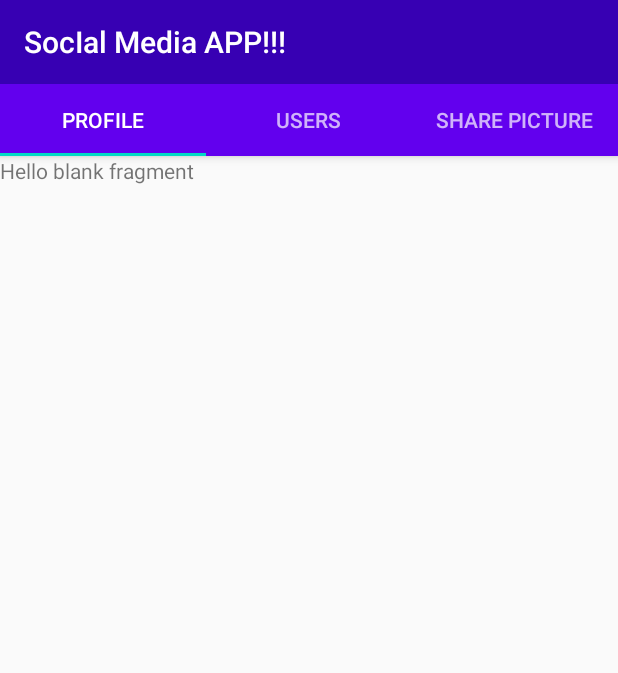
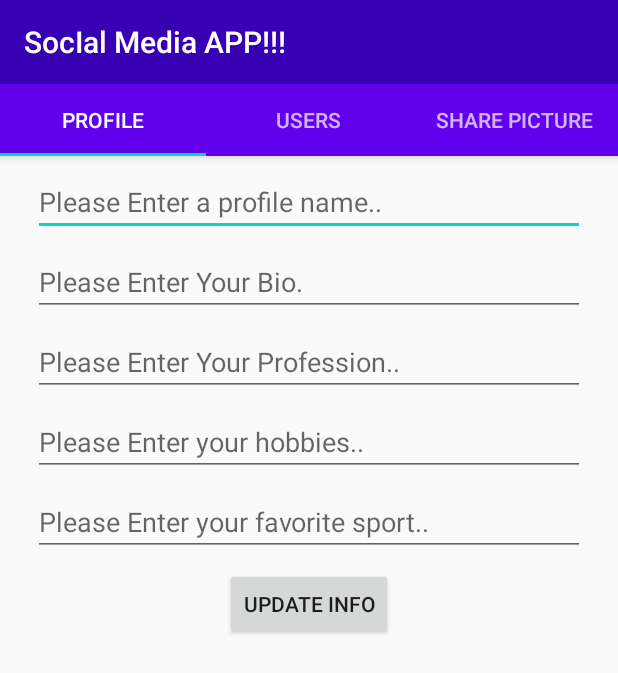
Before and after one commit to HAREEN123/NEWINSTAGRAM, an Android app: the ProfileTab screen opened directly, with no data from a screen before it, on a phone screen of 412 x 824 dp. Shown: the top 673 px of the screen. Run offline under Robolectric (Android 15) with nearby library versions, the phone set to English and light mode, and no system bars; libraries missing offline, so code that uses them is left out: com.parse, com.shashank.sony; 9 statements that could not run were skipped.

Commit message:
Implemented the user tab

```diff
--- a/app/src/main/AndroidManifest.xml
+++ b/app/src/main/AndroidManifest.xml
@@ -1,6 +1,9 @@
 <?xml version="1.0" encoding="utf-8"?>
 <manifest xmlns:android="http://schemas.android.com/apk/res/android"
     package="com.example.aq_instagramclone2">
+
+    <uses-permission android:name="android.permission.INTERNET"/>
+    <uses-permission android:name="android.permission.READ_EXTERNAL_STORAGE"/>
 
     <application
         android:name=".App"
@@ -11,7 +14,7 @@
         android:supportsRtl="true"
         android:theme="@style/AppTheme">
         <activity android:name=".SocialMediaActivity"
-            android:theme="@style/AppTheme.NoActionBar"></activity>
+            android:theme="@style/AppTheme.NoActionBar"/>
         <activity android:name=".LoginActivity"/>
         <activity android:name=".MainActivity">
             <intent-filter>
--- a/app/src/main/java/com/example/aq_instagramclone2/ProfileTab.java
+++ b/app/src/main/java/com/example/aq_instagramclone2/ProfileTab.java
@@ -1,64 +1,111 @@
 package com.example.aq_instagramclone2;
 
 import android.os.Bundle;
+import android.view.LayoutInflater;
+import android.view.View;
+import android.view.ViewGroup;
+import android.widget.Button;
+import android.widget.EditText;
 
 import androidx.fragment.app.Fragment;
 
-import android.view.LayoutInflater;
-import android.view.View;
-import android.view.ViewGroup;
+import com.parse.ParseException;
+import com.parse.ParseUser;
+import com.parse.SaveCallback;
+import com.shashank.sony.fancytoastlib.FancyToast;
+// in here, we need to update the user info, when he is tapping the update info.
+// and also when the user enter in to the app that information should be dragged from the server.
 
-/**
- * A simple {@link Fragment} subclass.
- * Use the {@link ProfileTab#newInstance} factory method to
- * create an instance of this fragment.
- */
 public class ProfileTab extends Fragment {
 
-    // TODO: Rename parameter arguments, choose names that match
-    // the fragment initialization parameters, e.g. ARG_ITEM_NUMBER
-    private static final String ARG_PARAM1 = "param1";
-    private static final String ARG_PARAM2 = "param2";
+    private EditText edtProfileName,edtProfileBio,edtProfileProfession,edtProfileHobbies,edtProfileFavSport;
+    private Button btnUpdateInfo;
 
-    // TODO: Rename and change types of parameters
-    private String mParam1;
-    private String mParam2;
-
-    public ProfileTab() {
+    public ProfileTab() { // because we are inheriting from the fragments.
         // Required empty public constructor
     }
 
-    /**
-     * Use this factory method to create a new instance of
-     * this fragment using the provided parameters.
-     *
-     * @param param1 Parameter 1.
-     * @param param2 Parameter 2.
-     * @return A new instance of fragment ProfileTab.
-     */
-    // TODO: Rename and change types and number of parameters
-    public static ProfileTab newInstance(String param1, String param2) {
-        ProfileTab fragment = new ProfileTab();
-        Bundle args = new Bundle();
-        args.putString(ARG_PARAM1, param1);
-        args.putString(ARG_PARAM2, param2);
-        fragment.setArguments(args);
-        return fragment;
-    }
-
     @Override
-    public void onCreate(Bundle savedInstanceState) {
-        super.onCreate(savedInstanceState);
-        if (getArguments() != null) {
-            mParam1 = getArguments().getString(ARG_PARAM1);
-            mParam2 = getArguments().getString(ARG_PARAM2);
-        }
-    }
-
-    @Override
-    public View onCreateView(LayoutInflater inflater, ViewGroup container,
+    public View onCreateView(LayoutInflater inflater, ViewGroup container, // container is the activity.// this must return something finally.
                              Bundle savedInstanceState) {
         // Inflate the layout for this fragment
-        return inflater.inflate(R.layout.fragment_profile_tab, container, false);
+       View view = inflater.inflate(R.layout.fragment_profile_tab, container, false);  // this is similar to the set content method.
+
+        edtProfileName = view.findViewById(R.id.edtProfileName); // in here you sll put the view to initialize.
+        // you must know the difference between the activity and the fragment.
+        edtProfileProfession = view.findViewById(R.id.edtProfileProfession);
+        edtProfileBio = view.findViewById(R.id.edtProfileBio);
+        edtProfileHobbies = view.findViewById(R.id.edtProfileHobbies);
+        edtProfileFavSport = view.findViewById(R.id.edtProfileFavoriteSport);
+
+        btnUpdateInfo = view.findViewById(R.id.btnUpdateInfo);
+
+        final ParseUser parseUser = ParseUser.getCurrentUser(); // now we have a reference to the current user.
+
+        if(parseUser.get("profileName") == null){
+            edtProfileName.setText("");
+        }else{
+            edtProfileName.setText(parseUser.get("profileName").toString());// to string as there is no null
+        }// Think about. what happens when there are nun values. that is a problem.
+        // u can not call a null value.So to avoid that delete the to String method. an put "". it puts the null type automatically.
+
+        if (parseUser.get("profileBio")==null){
+            edtProfileBio.setText("");
+        }else {
+            edtProfileBio.setText(parseUser.get("profileBio").toString());
+        }
+
+        if (parseUser.get("profileProfession")==null){
+            edtProfileProfession.setText("");
+        }else {
+            edtProfileProfession.setText(parseUser.get("profileProfession").toString());
+        }
+
+        if (parseUser.get("profileHobbies")==null){
+            edtProfileHobbies.setText("");
+        }else {
+            edtProfileHobbies.setText(parseUser.get("profileHobbies").toString());
+        }
+
+        if (parseUser.get("profileFavSport")==null){
+            edtProfileFavSport.setText("");
+        }else {
+            edtProfileFavSport.setText(parseUser.get("profileFavSport").toString());
+        }
+
+
+
+        btnUpdateInfo.setOnClickListener(new View.OnClickListener() {
+            @Override
+            public void onClick(View v) {
+
+                parseUser.put("profileName",edtProfileName.getText().toString());
+                parseUser.put("profileBio",edtProfileBio.getText().toString());
+                parseUser.put("profileProfession",edtProfileProfession.getText().toString());
+                parseUser.put("profileHobbies",edtProfileHobbies.getText().toString());
+                parseUser.put("profileFavSport",edtProfileFavSport.getText().toString());
+
+                parseUser.saveInBackground(new SaveCallback() { // you have to use the get text() as this is a fragment.
+                    @Override
+                    public void done(ParseException e) {
+
+                        if(e == null){
+                            FancyToast.makeText(getContext(), "Info Updated", FancyToast.LENGTH_SHORT, FancyToast.INFO, true).show();
+                        } else {
+                            FancyToast.makeText(getContext(),e.getMessage(),FancyToast.LENGTH_SHORT, FancyToast.ERROR, true).show();
+
+                        }
+
+
+
+                    }
+                });
+
+
+            }
+        });
+
+        return view;
+
     }
 }
--- a/app/src/main/java/com/example/aq_instagramclone2/UsersTab.java
+++ b/app/src/main/java/com/example/aq_instagramclone2/UsersTab.java
@@ -1,64 +1,74 @@
 package com.example.aq_instagramclone2;
 
 import android.os.Bundle;
+import android.view.LayoutInflater;
+import android.view.View;
+import android.view.ViewGroup;
+import android.widget.ArrayAdapter;
+import android.widget.ListView;
+import android.widget.TextView;
 
 import androidx.fragment.app.Fragment;
 
-import android.view.LayoutInflater;
-import android.view.View;
-import android.view.ViewGroup;
+import com.parse.FindCallback;
+import com.parse.ParseException;
+import com.parse.ParseQuery;
+import com.parse.ParseUser;
 
-/**
- * A simple {@link Fragment} subclass.
- * Use the {@link UsersTab#newInstance} factory method to
- * create an instance of this fragment.
- */
+import java.util.ArrayList;
+import java.util.List;
+
 public class UsersTab extends Fragment {
 
-    // TODO: Rename parameter arguments, choose names that match
-    // the fragment initialization parameters, e.g. ARG_ITEM_NUMBER
-    private static final String ARG_PARAM1 = "param1";
-    private static final String ARG_PARAM2 = "param2";
-
-    // TODO: Rename and change types of parameters
-    private String mParam1;
-    private String mParam2;
+    private ListView listView;
+    private ArrayList arrayList;
+    private ArrayAdapter arrayAdapter;
 
     public UsersTab() {
         // Required empty public constructor
-    }
-
-    /**
-     * Use this factory method to create a new instance of
-     * this fragment using the provided parameters.
-     *
-     * @param param1 Parameter 1.
-     * @param param2 Parameter 2.
-     * @return A new instance of fragment UsersTab.
-     */
-    // TODO: Rename and change types and number of parameters
-    public static UsersTab newInstance(String param1, String param2) {
-        UsersTab fragment = new UsersTab();
-        Bundle args = new Bundle();
-        args.putString(ARG_PARAM1, param1);
-        args.putString(ARG_PARAM2, param2);
-        fragment.setArguments(args);
-        return fragment;
-    }
-
-    @Override
-    public void onCreate(Bundle savedInstanceState) {
-        super.onCreate(savedInstanceState);
-        if (getArguments() != null) {
-            mParam1 = getArguments().getString(ARG_PARAM1);
-            mParam2 = getArguments().getString(ARG_PARAM2);
-        }
     }
 
     @Override
     public View onCreateView(LayoutInflater inflater, ViewGroup container,
                              Bundle savedInstanceState) {
         // Inflate the layout for this fragment
-        return inflater.inflate(R.layout.fragment_users_tab, container, false);
+        final View view = inflater.inflate(R.layout.fragment_users_tab, container, false);
+
+        listView = view.findViewById(R.id.listView);// here i need to populate the list view the parse users that we get from the server.
+        // This will automatically update based on the data from the array adapter.
+        // here we need to ged the all users if not, objects from the server.
+        arrayList = new ArrayList(); // to take a array list
+        arrayAdapter = new ArrayAdapter(getContext(),android.R.layout.simple_list_item_1,arrayList); // let the list view we have an array adapter.
+        final TextView txtLoadingUsers = view.findViewById(R.id.txtLoadingUsers);
+
+        ParseQuery<ParseUser> parseQuery = ParseUser.getQuery();
+
+        parseQuery.whereNotEqualTo("username",ParseUser.getCurrentUser().getUsername()); // we do not need the current user from the query as he is already the user.
+
+        parseQuery.findInBackground(new FindCallback<ParseUser>() {
+            @Override
+            public void done(List<ParseUser> users, ParseException e) { // users is a list.
+
+                if(e==null){
+                    if(users.size()>0){
+
+                        for(ParseUser user: users){
+
+                            arrayList.add(user.getUsername()); // in order to populate our list view.
+                            // We need to have an Array adapter and this will update the list view. otherwise, we can not interact with the list view directly.
+                        }
+
+                        listView.setAdapter(arrayAdapter);
+                        txtLoadingUsers.animate().alpha(0).setDuration(2000);
+                        listView.setVisibility(View.VISIBLE);
+
+
+                    }
+                }
+
+            }
+        });
+
+        return view;
     }
 }
--- a/app/src/main/res/layout/fragment_profile_tab.xml
+++ b/app/src/main/res/layout/fragment_profile_tab.xml
@@ -1,14 +1,90 @@
 <?xml version="1.0" encoding="utf-8"?>
-<FrameLayout xmlns:android="http://schemas.android.com/apk/res/android"
+<androidx.constraintlayout.widget.ConstraintLayout xmlns:android="http://schemas.android.com/apk/res/android"
+    xmlns:app="http://schemas.android.com/apk/res-auto"
     xmlns:tools="http://schemas.android.com/tools"
     android:layout_width="match_parent"
     android:layout_height="match_parent"
     tools:context=".ProfileTab">
 
-    <!-- TODO: Update blank fragment layout -->
-    <TextView
-        android:layout_width="match_parent"
-        android:layout_height="match_parent"
-        android:text="@string/hello_blank_fragment" />
+    <EditText
+        android:id="@+id/edtProfileName"
+        android:layout_width="368dp"
+        android:layout_height="wrap_content"
+        android:layout_marginStart="8dp"
+        android:layout_marginTop="8dp"
+        android:layout_marginEnd="8dp"
+        android:ems="10"
+        android:hint="Please Enter a profile name.."
+        android:inputType="textPersonName"
+        app:layout_constraintEnd_toEndOf="parent"
+        app:layout_constraintStart_toStartOf="parent"
+        app:layout_constraintTop_toTopOf="parent" />
 
-</FrameLayout>
+    <EditText
+        android:id="@+id/edtProfileBio"
+        android:layout_width="368dp"
+        android:layout_height="wrap_content"
+        android:layout_marginStart="8dp"
+        android:layout_marginTop="8dp"
+        android:layout_marginEnd="8dp"
+        android:ems="10"
+        android:hint="Please Enter Your Bio."
+        android:inputType="textPersonName"
+        app:layout_constraintEnd_toEndOf="parent"
+        app:layout_constraintStart_toStartOf="parent"
+        app:layout_constraintTop_toBottomOf="@+id/edtProfileName" />
+
+    <EditText
+        android:id="@+id/edtProfileProfession"
+        android:layout_width="368dp"
+        android:layout_height="wrap_content"
+        android:layout_marginStart="8dp"
+        android:layout_marginTop="8dp"
+        android:layout_marginEnd="8dp"
+        android:ems="10"
+        android:hint="Please Enter Your Profession.."
+        android:inputType="textPersonName"
+        app:layout_constraintEnd_toEndOf="parent"
+        app:layout_constraintStart_toStartOf="parent"
+        app:layout_constraintTop_toBottomOf="@+id/edtProfileBio" />
+
+    <EditText
+        android:id="@+id/edtProfileHobbies"
+        android:layout_width="368dp"
+        android:layout_height="wrap_content"
+        android:layout_marginStart="8dp"
+        android:layout_marginTop="8dp"
+        android:layout_marginEnd="8dp"
+        android:ems="10"
+        android:hint="Please Enter your hobbies.."
+        android:inputType="textPersonName"
+        app:layout_constraintEnd_toEndOf="parent"
+        app:layout_constraintStart_toStartOf="parent"
+        app:layout_constraintTop_toBottomOf="@+id/edtProfileProfession" />
+
+    <EditText
+        android:id="@+id/edtProfileFavoriteSport"
+        android:layout_width="368dp"
+        android:layout_height="wrap_content"
+        android:layout_marginStart="8dp"
+        android:layout_marginTop="8dp"
+        android:layout_marginEnd="8dp"
+        android:ems="10"
+        android:hint="Please Enter your favorite sport.."
+        android:inputType="textPersonName"
+        app:layout_constraintEnd_toEndOf="parent"
+        app:layout_constraintStart_toStartOf="parent"
+        app:layout_constraintTop_toBottomOf="@+id/edtProfileHobbies" />
+
+    <Button
+        android:id="@+id/btnUpdateInfo"
+        android:layout_width="wrap_content"
+        android:layout_height="wrap_content"
+        android:layout_marginStart="8dp"
+        android:layout_marginTop="8dp"
+        android:layout_marginEnd="8dp"
+        android:text="UPDATE INFO"
+        app:layout_constraintEnd_toEndOf="parent"
+        app:layout_constraintStart_toStartOf="parent"
+        app:layout_constraintTop_toBottomOf="@+id/edtProfileFavoriteSport" />
+</androidx.constraintlayout.widget.ConstraintLayout>
```
Also changed, not shown: app/src/main/res/layout/fragment_share_picture_tab.xml (+2 -8 lines), app/src/main/res/layout/fragment_users_tab.xml (+32 -5 lines).
